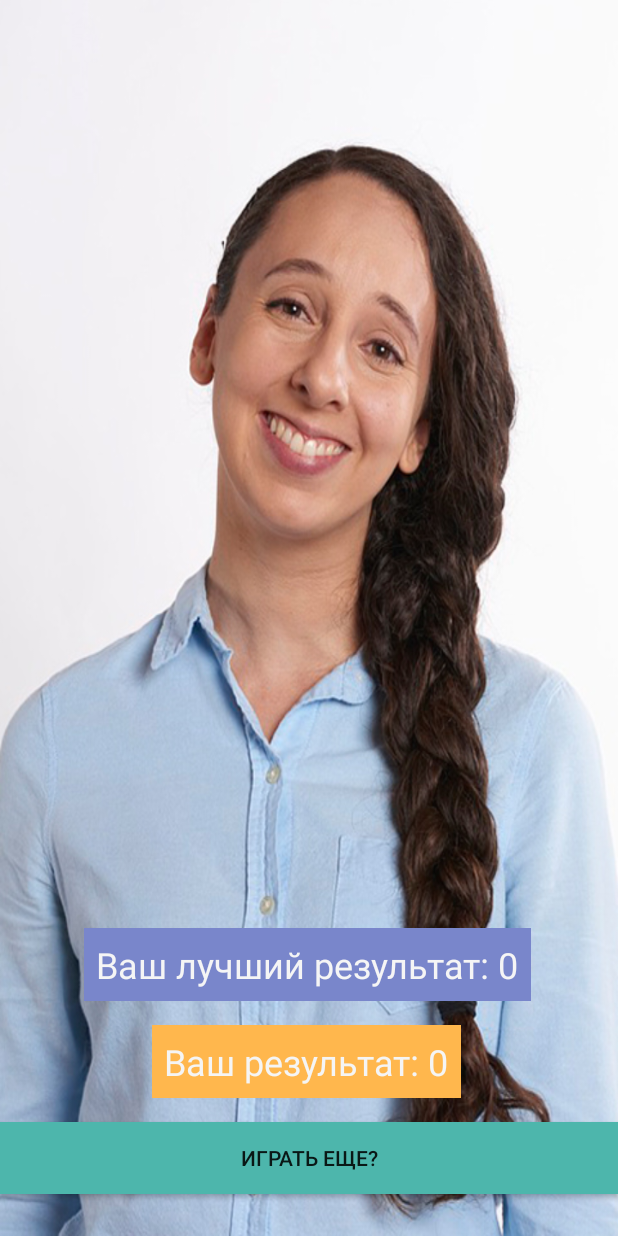
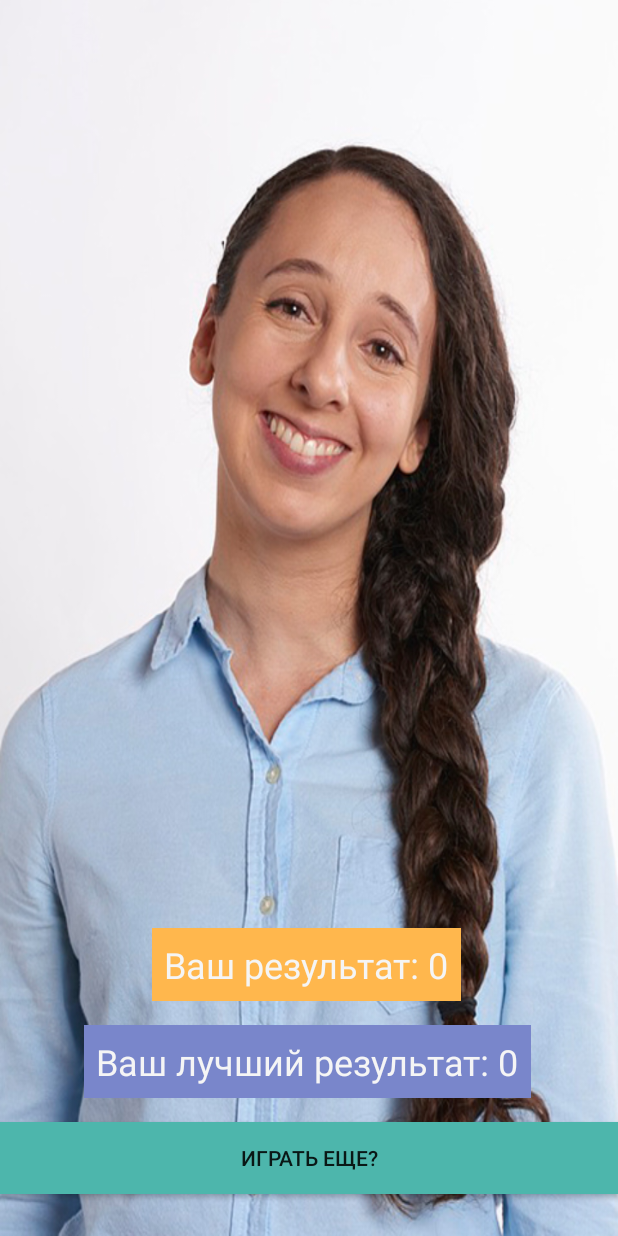
Before and after one commit to vjmarcus/FlagsQuiz, an Android app: the GameOverActivity screen opened directly, with no data from a screen before it, on a phone screen of 412 x 824 dp. Run offline under Robolectric (Android 15) with nearby library versions, the phone set to English and light mode, and no system bars.

Commit message:
Update gameOver condition

```diff
--- a/app/src/main/res/layout/activity_game_over.xml
+++ b/app/src/main/res/layout/activity_game_over.xml
@@ -16,7 +16,7 @@
         android:padding="8dp"
         android:textColor="@color/browser_actions_bg_grey"
         android:textSize="24sp"
-        app:layout_constraintBottom_toTopOf="@+id/button"
+        app:layout_constraintBottom_toTopOf="@+id/textView_best_result"
         app:layout_constraintEnd_toEndOf="parent"
         app:layout_constraintHorizontal_bias="0.493"
         app:layout_constraintStart_toStartOf="parent"
@@ -31,7 +31,7 @@
         android:padding="8dp"
         android:textColor="@color/browser_actions_bg_grey"
         android:textSize="24sp"
-        app:layout_constraintBottom_toTopOf="@+id/textView_result"
+        app:layout_constraintBottom_toTopOf="@+id/button"
         app:layout_constraintEnd_toEndOf="parent"
         app:layout_constraintHorizontal_bias="0.493"
         app:layout_constraintStart_toStartOf="parent"
@@ -44,7 +44,7 @@
         android:layout_marginBottom="28dp"
         android:background="#4DB6AC"
         android:onClick="onClickAnotherGame"
-        android:text="Играть еще?"
+        android:text="@string/play_again"
         app:layout_constraintBottom_toBottomOf="parent"
         app:layout_constraintEnd_toEndOf="parent"
         app:layout_constraintHorizontal_bias="0.0"
--- a/app/src/main/res/values/strings.xml
+++ b/app/src/main/res/values/strings.xml
@@ -4,4 +4,5 @@
     <string name="quiz_image">Quiz image</string>
     <string name="result_label">Ваш результат:</string>
     <string name="geo_test_label">Тест по Географии: Страна - Столица</string>
+    <string name="play_again">Играть еще?</string>
 </resources>
```
Also changed, not shown: app/src/main/java/com/freshappbooks/flagsquiz/QuizActivity.java (+19 -12 lines).
